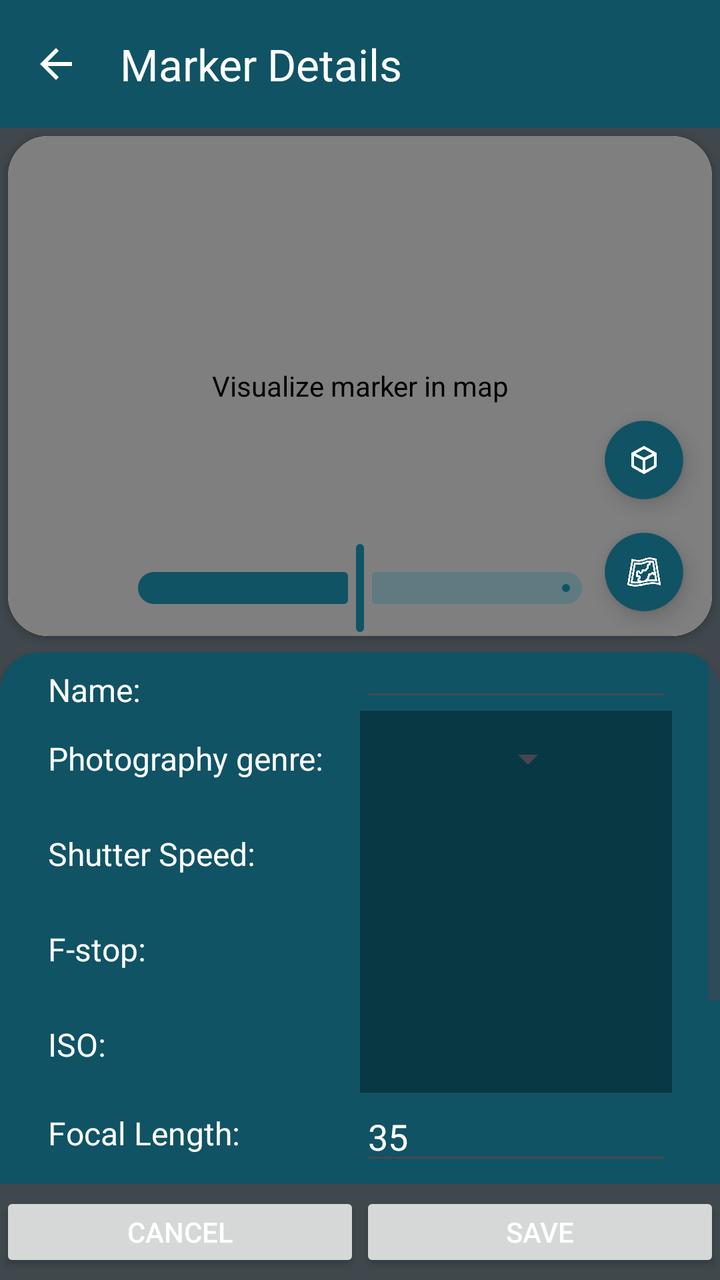
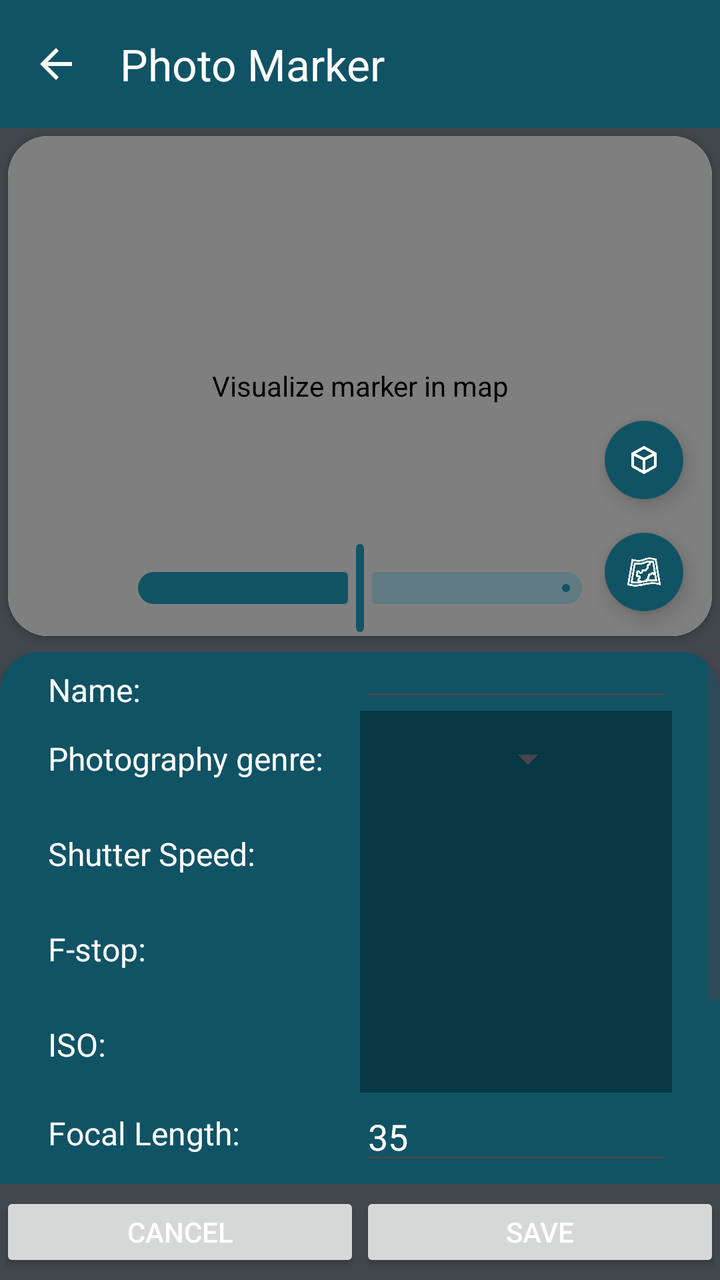

Compare the two renders of this Android layout. The source of the first and the diff that turns it into the second are given below.
<!-- AndroidManifest.xml: application theme Theme.PhotoReminder -->
<!-- res/layout/fragment_add_photo_marker.xml -->
<?xml version="1.0" encoding="utf-8"?>
<androidx.constraintlayout.widget.ConstraintLayout xmlns:android="http://schemas.android.com/apk/res/android"
    xmlns:app="http://schemas.android.com/apk/res-auto"
    xmlns:tools="http://schemas.android.com/tools"
    android:id="@+id/frameLayout3"
    android:layout_width="match_parent"
    android:layout_height="match_parent"
    android:background="@color/material_dynamic_neutral_variant30"
    android:scrollbarSize="6dp"
    app:circularflow_radiusInDP="20"
    tools:context=".AddPhotoMarkerFragment">

    <com.google.android.material.appbar.MaterialToolbar
        android:id="@+id/addPhotoMarkerToolBar"
        android:layout_width="0dp"
        android:layout_height="wrap_content"
        android:background="@color/colorPrimary"
        android:minHeight="?attr/actionBarSize"
        android:theme="?attr/actionBarTheme"
        app:layout_constraintBottom_toBottomOf="parent"
        app:layout_constraintEnd_toEndOf="parent"
        app:layout_constraintStart_toStartOf="parent"
        app:layout_constraintTop_toTopOf="parent"
        app:layout_constraintVertical_bias="0.0"
        app:navigationIcon="?attr/homeAsUpIndicator"
        app:navigationIconTint="@color/white"
        app:title="Marker Details"
        app:titleTextColor="@color/white" />

    <androidx.core.widget.NestedScrollView
        android:id="@+id/nestedScrollView"
        android:layout_width="0dp"
        android:layout_height="0dp"
        android:layout_marginTop="8dp"
        android:layout_marginBottom="4dp"
        android:fillViewport="true"
        android:scrollIndicators="left"
        android:scrollbarSize="6dp"
        android:scrollbars="vertical"
        app:layout_constraintBottom_toTopOf="@+id/cancelButton"
        app:layout_constraintEnd_toEndOf="parent"
        app:layout_constraintStart_toStartOf="parent"
        app:layout_constraintTop_toBottomOf="@id/CardMapView">

        <androidx.cardview.widget.CardView
            android:layout_width="match_parent"
            android:layout_height="wrap_content"
            app:cardBackgroundColor="@color/colorPrimary"
            app:cardCornerRadius="20dp">

            <LinearLayout
                android:layout_width="match_parent"
                android:layout_height="match_parent"
                android:divider="@android:color/transparent"
                android:dividerHeight="16dp"
                android:orientation="vertical"
                android:paddingTop="8dp"
                android:paddingBottom="8dp"
                android:showDividers="middle">

                
                <LinearLayout
                    android:layout_width="match_parent"
                    android:layout_height="0dp"
                    android:layout_weight="1"
                    android:gravity="center_vertical"
                    android:orientation="horizontal">

                    <TextView
                        android:id="@+id/namePhotoTextView"
                        android:layout_width="0dp"
                        android:layout_height="wrap_content"
                        android:layout_marginStart="24dp"
                        android:layout_weight="1"
                        android:text="Name:"
                        android:textColor="@color/white"
                        android:textSize="16sp" />

                    <EditText
                        android:id="@+id/namePhotoEditTextView"
                        android:layout_width="0dp"
                        android:layout_height="match_parent"
                        android:layout_marginEnd="24dp"
                        android:layout_weight="1"
                        android:hint="Enter Name"
                        android:inputType="text"
                        android:textColor="@color/white"
                        android:textColorHint="#B0BEC5" />
                </LinearLayout>

                <LinearLayout
                    android:layout_width="match_parent"
                    android:layout_height="0dp"
                    android:layout_weight="1"
                    android:gravity="center_vertical"
                    android:orientation="horizontal">

                    <TextView
                        android:layout_width="0dp"
                        android:layout_height="wrap_content"
                        android:layout_marginStart="24dp"
                        android:layout_weight="1"
                        android:text="Photography genre:"
                        android:textColor="@color/white"
                        android:textSize="16sp" />

                    <androidx.constraintlayout.widget.ConstraintLayout
                        android:layout_marginEnd="24dp"
                        android:background="@color/colorPrimaryDark"
                        android:layout_width="0dp"
                        android:layout_height="wrap_content"
                        android:layout_weight="1">

                        <ImageView
                            android:id="@+id/genreIconImageView"
                            android:layout_width="48dp"
                            android:layout_height="48dp"
                            app:layout_constraintBottom_toBottomOf="parent"
                            app:layout_constraintEnd_toEndOf="parent"
                            app:layout_constraintHorizontal_bias="1.0"
                            app:layout_constraintStart_toStartOf="parent"
                            app:layout_constraintTop_toTopOf="parent" />

                        <Spinner
                            android:id="@+id/genreSpinner"
                            android:layout_width="0dp"
                            android:layout_height="0dp"
                            app:layout_constraintBottom_toBottomOf="parent"
                            app:layout_constraintEnd_toStartOf="@+id/genreIconImageView"
                            app:layout_constraintStart_toStartOf="parent"
                            app:layout_constraintTop_toTopOf="parent" />
                    </androidx.constraintlayout.widget.ConstraintLayout>


                </LinearLayout>

                
                <LinearLayout
                    android:layout_width="match_parent"
                    android:layout_height="0dp"
                    android:layout_weight="1"
                    android:gravity="center_vertical"
                    android:orientation="horizontal">

                    <TextView
                        android:layout_width="0dp"
                        android:layout_height="wrap_content"
                        android:layout_marginStart="24dp"
                        android:layout_weight="1"
                        android:text="Shutter Speed:"
                        android:textColor="@color/white"
                        android:textSize="16sp" />

                    <Spinner
                        android:id="@+id/shutterSpeedSpinner"
                        android:layout_width="0dp"
                        android:layout_height="wrap_content"
                        android:layout_marginEnd="24dp"
                        android:layout_weight="1"
                        android:background="@color/colorPrimaryDark"
                        android:minHeight="48dp" />
                </LinearLayout>

                
                <LinearLayout
                    android:layout_width="match_parent"
                    android:layout_height="0dp"
                    android:layout_weight="1"
                    android:gravity="center_vertical"
                    android:orientation="horizontal">

                    <TextView
                        android:layout_width="0dp"
                        android:layout_height="wrap_content"
                        android:layout_marginStart="24dp"
                        android:layout_weight="1"
                        android:text="F-stop:"
                        android:textColor="@color/white"
                        android:textSize="16sp" />

                    <Spinner
                        android:id="@+id/fStopSpinner"
                        android:layout_width="0dp"
                        android:layout_height="wrap_content"
                        android:layout_marginEnd="24dp"
                        android:layout_weight="1"
                        android:background="@color/colorPrimaryDark"
                        android:minHeight="48dp" />
                </LinearLayout>

                
                <LinearLayout
                    android:layout_width="match_parent"
                    android:layout_height="0dp"
                    android:layout_weight="1"
                    android:gravity="center_vertical"
                    android:orientation="horizontal">

                    <TextView
                        android:layout_width="0dp"
                        android:layout_height="wrap_content"
                        android:layout_marginStart="24dp"
                        android:layout_weight="1"
                        android:text="ISO:"
                        android:textColor="@color/white"
                        android:textSize="16sp" />

                    <Spinner
                        android:id="@+id/isoSpinner"
                        android:layout_width="0dp"
                        android:layout_height="wrap_content"
                        android:layout_marginEnd="24dp"
                        android:layout_weight="1"
                        android:background="@color/colorPrimaryDark"
                        android:minHeight="48dp" />
                </LinearLayout>

                
                <LinearLayout
                    android:layout_width="match_parent"
                    android:layout_height="0dp"
                    android:layout_weight="1"
                    android:gravity="center_vertical"
                    android:orientation="horizontal">

                    <TextView
                        android:layout_width="0dp"
                        android:layout_height="wrap_content"
                        android:layout_marginStart="24dp"
                        android:layout_weight="1"
                        android:text="Focal Length:"
                        android:textColor="@color/white"
                        android:textSize="16sp" />

                    <EditText
                        android:id="@+id/focalLengthEditText"
                        android:layout_width="0dp"
                        android:layout_height="wrap_content"
                        android:layout_marginEnd="24dp"
                        android:layout_weight="1"
                        android:inputType="number"
                        android:text="35"
                        android:textColor="@color/white"
                        android:textColorHint="#E91A1A" />
                </LinearLayout>

                
                <LinearLayout
                    android:layout_width="match_parent"
                    android:layout_height="0dp"
                    android:layout_weight="1"
                    android:gravity="center_vertical"
                    android:orientation="horizontal">

                    <TextView
                        android:layout_width="0dp"
                        android:layout_height="wrap_content"
                        android:layout_marginStart="24dp"
                        android:layout_weight="1"
                        android:text="TAG:"
                        android:textColor="@color/white"
                        android:textSize="16sp" />

                    <EditText
                        android:id="@+id/tagEditText"
                        android:layout_width="0dp"
                        android:layout_height="wrap_content"
                        android:layout_marginEnd="24dp"
                        android:layout_weight="1"
                        android:hint="TAG"
                        android:inputType="text"
                        android:textColor="@color/white" />
                </LinearLayout>

                
                <EditText
                    android:id="@+id/noteEditText"
                    android:layout_width="match_parent"
                    android:layout_height="wrap_content"
                    android:layout_marginStart="24dp"
                    android:layout_marginEnd="24dp"
                    android:hint="Insert note..."
                    android:inputType="textMultiLine"
                    android:maxLines="6"
                    android:minHeight="48dp"
                    android:scrollbars="vertical"
                    android:textColor="@color/white"
                    android:textColorHint="#B0BEC5"
                    android:textSize="16sp" />

                <Button
                    android:id="@+id/addPhotoButton"
                    android:layout_width="wrap_content"
                    android:layout_height="wrap_content"
                    android:layout_gravity="center"
                    android:backgroundTint="@color/colorPrimaryDark"
                    android:gravity="center"
                    android:text="Add Photo"
                    android:visibility="visible"
                    app:icon="@android:drawable/ic_menu_add" />

                <LinearLayout
                    android:id="@+id/imageLinearLayout"
                    android:layout_width="match_parent"
                    android:layout_height="200dp"
                    android:gravity="center_vertical"
                    android:orientation="horizontal"
                    android:visibility="gone">

                    <ImageView
                        android:layout_width="match_parent"
                        android:layout_height="150dp"
                        android:layout_marginStart="24dp"
                        android:layout_marginEnd="24dp"

                        android:adjustViewBounds="true"
                        android:contentDescription="Preview Image"
                        android:scaleType="centerInside" />
                </LinearLayout>

            </LinearLayout>
        </androidx.cardview.widget.CardView>
    </androidx.core.widget.NestedScrollView>

    <androidx.cardview.widget.CardView
        android:id="@+id/CardMapView"
        android:layout_width="0dp"
        android:layout_height="250dp"
        android:layout_marginStart="4dp"
        android:layout_marginTop="4dp"
        android:layout_marginEnd="4dp"
        app:cardCornerRadius="20dp"
        app:layout_constraintEnd_toEndOf="parent"
        app:layout_constraintStart_toStartOf="parent"
        app:layout_constraintTop_toBottomOf="@+id/addPhotoMarkerToolBar">

        <androidx.constraintlayout.widget.ConstraintLayout
            android:layout_width="match_parent"
            android:layout_height="match_parent">

            <com.google.android.gms.maps.MapView
                android:id="@+id/mapViewMarkerDetail"
                android:layout_width="0dp"
                android:layout_height="0dp"
                android:contentDescription="Visualize marker in map"
                app:circularflow_radiusInDP="20dp"
                app:layout_constraintBottom_toBottomOf="parent"
                app:layout_constraintEnd_toEndOf="parent"
                app:layout_constraintHorizontal_bias="0.0"
                app:layout_constraintStart_toStartOf="parent"
                app:layout_constraintTop_toTopOf="parent"
                app:layout_constraintVertical_bias="0.0" />

            <com.google.android.material.floatingactionbutton.FloatingActionButton
                android:id="@+id/mapTypeFAB2"
                android:layout_width="wrap_content"
                android:layout_height="wrap_content"
                android:clickable="true"
                android:foregroundTint="@color/colorOnPrimary"
                android:scaleX="0.7"
                android:scaleY="0.7"
                android:src="@drawable/layer_basemap_svgrepo_com"
                app:backgroundTint="@color/colorPrimary"
                app:backgroundTintMode="add"
                app:layout_constraintBottom_toBottomOf="@+id/mapViewMarkerDetail"
                app:layout_constraintEnd_toEndOf="parent"
                app:layout_constraintHorizontal_bias="0.98"
                app:layout_constraintStart_toStartOf="@+id/mapViewMarkerDetail"
                app:layout_constraintTop_toTopOf="@+id/mapViewMarkerDetail"
                app:layout_constraintVertical_bias="0.98"
                app:shapeAppearanceOverlay="@style/ShapeAppearance.Circle"
                app:tint="@color/colorOnPrimary" />

            <com.google.android.material.floatingactionbutton.FloatingActionButton
                android:id="@+id/threeDimensionFAB2"
                android:layout_width="wrap_content"
                android:layout_height="wrap_content"
                android:clickable="true"
                android:foregroundTint="@color/colorOnPrimary"
                android:scaleX="0.7"
                android:scaleY="0.7"
                android:src="@drawable/cube_alt_2_svgrepo_com"
                app:backgroundTint="@color/colorPrimary"
                app:backgroundTintMode="add"
                app:layout_constraintBottom_toTopOf="@+id/mapTypeFAB2"
                app:layout_constraintEnd_toEndOf="@+id/mapTypeFAB2"
                app:layout_constraintStart_toStartOf="@+id/mapTypeFAB2"
                app:shapeAppearanceOverlay="@style/ShapeAppearance.Circle"
                app:tint="@color/colorOnPrimary" />

            <com.google.android.material.slider.Slider
                android:id="@+id/rotationSlider"
                android:layout_width="250dp"

                android:layout_height="4dp"
                android:value="0"
                android:valueFrom="-180"
                android:valueTo="180"
                app:layout_constraintBottom_toBottomOf="parent"
                app:layout_constraintEnd_toEndOf="parent"
                app:layout_constraintStart_toStartOf="parent"
                app:layout_constraintTop_toTopOf="@+id/mapViewMarkerDetail"
                app:layout_constraintVertical_bias="1.0"
                app:trackColorInactive="#5F7A81" />
        </androidx.constraintlayout.widget.ConstraintLayout>
    </androidx.cardview.widget.CardView>

    <Button
        android:id="@+id/cancelButton"
        android:layout_width="0dp"
        android:layout_height="40dp"
        android:layout_marginBottom="4dp"
        android:text="Cancel"
        app:icon="@android:drawable/ic_menu_close_clear_cancel"
        app:layout_constraintBottom_toBottomOf="parent"
        app:layout_constraintEnd_toStartOf="@+id/saveButton"
        app:layout_constraintHorizontal_bias="0.5"
        app:layout_constraintStart_toStartOf="parent" />

    <Button
        android:id="@+id/saveButton"
        android:layout_width="0dp"
        android:layout_height="40dp"
        android:text="Save"
        app:layout_constraintBottom_toBottomOf="@+id/cancelButton"
        app:icon="@android:drawable/ic_menu_save"
        app:layout_constraintEnd_toEndOf="parent"
        app:layout_constraintHorizontal_bias="0.5"
        app:layout_constraintStart_toEndOf="@+id/cancelButton"
        app:layout_constraintTop_toTopOf="@+id/cancelButton" />

</androidx.constraintlayout.widget.ConstraintLayout>
<!-- resources referenced by this layout -->
<resources>
  <color name="colorOnPrimary">#FFFFFF</color>
  <color name="colorPrimary">#105364</color>
  <color name="colorPrimaryDark">#093845</color>
  <color name="white">#FFFFFF</color>
  <!-- drawable cube_alt_2_svgrepo_com: png bitmap (drawable, 11296 bytes) -->
  <!-- drawable layer_basemap_svgrepo_com: png bitmap (drawable, 23168 bytes) -->
  <style name="ShapeAppearance.Circle" parent="">
          <item name="cornerFamily">rounded</item>
          <item name="cornerSize">50%</item>
      </style>
  <style name="Theme.PhotoReminder" parent="Base.Theme.PhotoReminder" />
  <style name="Base.Theme.PhotoReminder" parent="Theme.Material3.DayNight.NoActionBar">
          
  
         <item name="colorPrimary">@color/colorPrimary</item>
          <item name="colorOnPrimary">@color/colorOnPrimary</item>
          <item name="android:textColorPrimary">@color/colorOnPrimary</item>
          <item name="colorPrimaryDark">@color/colorPrimaryDark</item>
          <item name="android:navigationBarColor">@color/colorPrimaryDark</item>
          <item name="android:statusBarColor">@color/colorPrimaryDark</item>
          <item name="android:windowBackground">@color/colorPrimaryDark</item>
          <item name="cardBackgroundColor">@color/colorPrimary</item>
  
      </style>
</resources>

<!-- the commit's change to res/layout/fragment_add_photo_marker.xml (unified diff, before → after) -->
@@ -24,7 +24,7 @@
         app:layout_constraintVertical_bias="0.0"
         app:navigationIcon="?attr/homeAsUpIndicator"
         app:navigationIconTint="@color/white"
-        app:title="Marker Details"
+        app:title="Photo Marker"
         app:titleTextColor="@color/white" />
 
     <androidx.core.widget.NestedScrollView
@@ -339,7 +339,7 @@
             android:layout_height="match_parent">
 
             <com.google.android.gms.maps.MapView
-                android:id="@+id/mapViewMarkerDetail"
+                android:id="@+id/mapViewMarker"
                 android:layout_width="0dp"
                 android:layout_height="0dp"
                 android:contentDescription="Visualize marker in map"
@@ -362,11 +362,11 @@
                 android:src="@drawable/layer_basemap_svgrepo_com"
                 app:backgroundTint="@color/colorPrimary"
                 app:backgroundTintMode="add"
-                app:layout_constraintBottom_toBottomOf="@+id/mapViewMarkerDetail"
+                app:layout_constraintBottom_toBottomOf="@+id/mapViewMarker"
                 app:layout_constraintEnd_toEndOf="parent"
                 app:layout_constraintHorizontal_bias="0.98"
-                app:layout_constraintStart_toStartOf="@+id/mapViewMarkerDetail"
-                app:layout_constraintTop_toTopOf="@+id/mapViewMarkerDetail"
+                app:layout_constraintStart_toStartOf="@+id/mapViewMarker"
+                app:layout_constraintTop_toTopOf="@+id/mapViewMarker"
                 app:layout_constraintVertical_bias="0.98"
                 app:shapeAppearanceOverlay="@style/ShapeAppearance.Circle"
                 app:tint="@color/colorOnPrimary" />
@@ -399,7 +399,7 @@
                 app:layout_constraintBottom_toBottomOf="parent"
                 app:layout_constraintEnd_toEndOf="parent"
                 app:layout_constraintStart_toStartOf="parent"
-                app:layout_constraintTop_toTopOf="@+id/mapViewMarkerDetail"
+                app:layout_constraintTop_toTopOf="@+id/mapViewMarker"
                 app:layout_constraintVertical_bias="1.0"
                 app:trackColorInactive="#5F7A81" />
         </androidx.constraintlayout.widget.ConstraintLayout>
